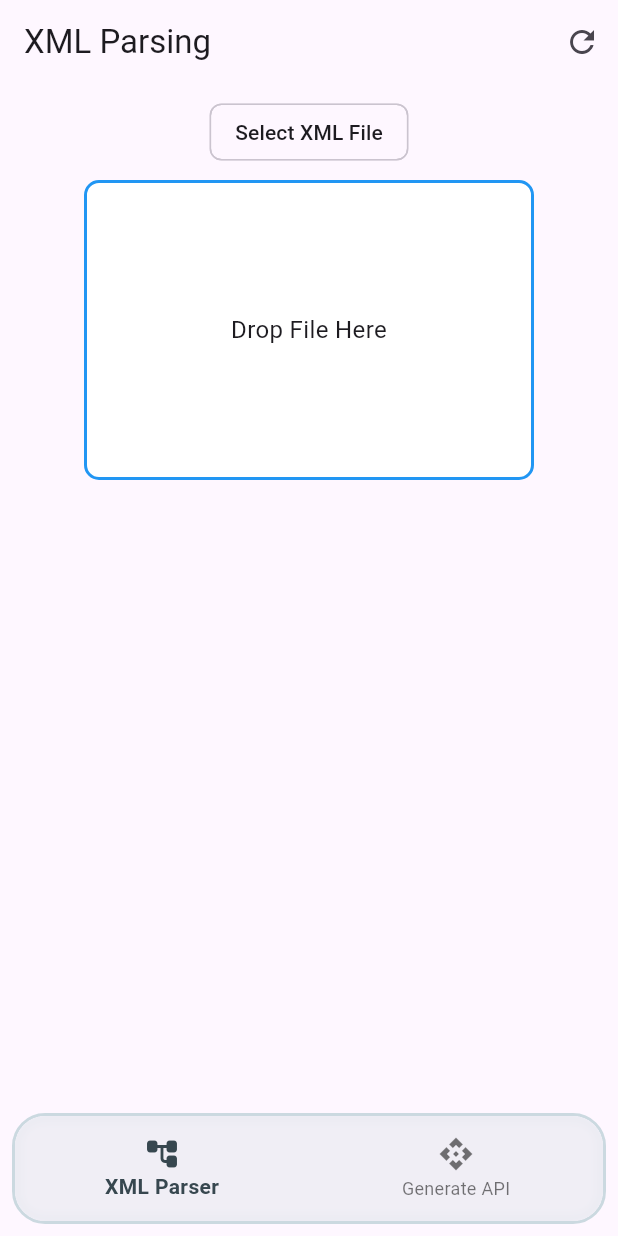
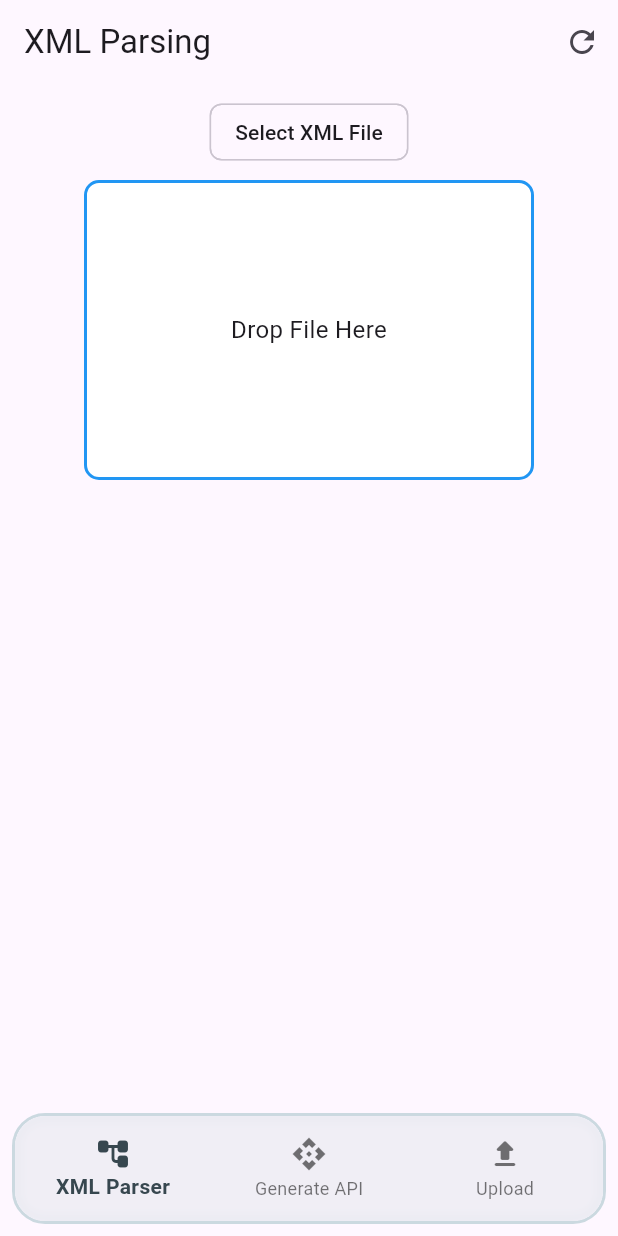
Before and after one commit to Alessandro-Alino/xml_parser, a Flutter app: the screen it shows after launch, on a phone screen of 412 x 824 dp. Run offline on Flutter 3.47's test engine with Material 3 defaults, Android fonts, the phone set to English and light mode, and no system bars; our stand-ins replace file_picker, flutter_bloc, flutter_svg, freezed_annotation, shared_preferences; missing offline and left inert: excel, super_drag_and_drop; generated files the repository leaves out were written again.

Commit message:
Create Upload File to Supabase Bucket

```diff
--- /dev/null
+++ b/lib/feature/upload/bloc/upload_bloc.dart
@@ -0,0 +1,112 @@
+import 'dart:io';
+
+import 'package:file_picker/file_picker.dart';
+import 'package:flutter/foundation.dart';
+import 'package:flutter_bloc/flutter_bloc.dart';
+import 'package:freezed_annotation/freezed_annotation.dart';
+import 'package:xml_parser/feature/upload/repo/upload_repo.dart';
+
+part 'upload_event.dart';
+
+part 'upload_state.dart';
+
+part 'upload_bloc.freezed.dart';
+
+class UploadBloc extends Bloc<UploadEvent, UploadState> {
+  final UploadRepo uploadRepo;
+
+  UploadBloc(this.uploadRepo) : super(const UploadState.initial()) {
+    on<_InitEvent>((event, emit) => _init(event, emit));
+    on<_PickFileEvent>((event, emit) => _onPickFile(event, emit));
+    on<_UploadFileEvent>((event, emit) => _uploadFile(
+        event, emit, event.filePath, event.fileWeb, event.fileName));
+  }
+
+  //-----v-----//
+  init() => add(_InitEvent());
+
+  pickFile() => add(_PickFileEvent());
+
+  uploadFile(
+          {required String filePath,
+          Uint8List? fileWeb,
+          required String fileName}) =>
+      add(_UploadFileEvent(
+          filePath: filePath, fileWeb: fileWeb, fileName: fileName));
+
+  //-----^-----//
+
+  // Select File to upload on Supabase
+  Future<void> _onPickFile(UploadEvent event, Emitter<UploadState> emit) async {
+    emit(const UploadState.loading());
+    try {
+      FilePickerResult? result = await FilePicker.platform.pickFiles();
+
+      if (result != null && result.files.isNotEmpty) {
+        // For web
+        if (kIsWeb) {
+          if (result.files.first.bytes != null) {
+            Uint8List fileBytes = result.files.first.bytes!;
+            emit(UploadState.selected(
+              file: File.fromRawPath(fileBytes),
+              fileWeb: fileBytes,
+              fileName: result.files.first.name,
+            ));
+          } else {
+            //Emit error
+          }
+        }
+        // Native Platform
+        else {
+          // Check if the path is not null
+          if (result.files.single.path != null) {
+            File file = File(result.files.single.path!);
+            emit(UploadState.selected(
+              file: file,
+              fileName: result.files.first.name,
+            ));
+          } else {
+            //Emit error
+          }
+        }
+      } else {
+        init();
+      }
+    } catch (e) {
+      emit(UploadState.error(
+          'BLOC: Errore durante la selezione del file: ${e.toString()}'));
+    }
+  }
+
+  //Upload File
+  Future<void> _uploadFile(UploadEvent event, Emitter<UploadState> emit,
+      String filePath, Uint8List? fileWeb, String fileName) async {
+    emit(const UploadState.loading());
+    try {
+      // For web
+      if (kIsWeb) {
+        Uint8List uint8List = fileWeb!;
+        await uploadRepo.uploadBytes(uint8List, fileName);
+        emit(const UploadState.uploaded());
+        await Future.delayed(const Duration(seconds: 1), () {
+          emit(const UploadState.initial());
+        });
+      }
+      // Native Platform
+      else {
+        await uploadRepo.uploadFile(filePath, fileName);
+        emit(const UploadState.uploaded());
+        await Future.delayed(const Duration(seconds: 1), () {
+          emit(const UploadState.initial());
+        });
+      }
+    } catch (e) {
+      emit(UploadState.error(
+          'BLOC: Errore durante l\'upload del file: ${e.toString()}'));
+    }
+  }
+
+  void _init(UploadEvent event, Emitter<UploadState> emit) {
+    emit(const UploadState.initial());
+  }
+}
--- /dev/null
+++ b/lib/feature/upload/bloc/upload_event.dart
@@ -0,0 +1,13 @@
+part of 'upload_bloc.dart';
+
+@freezed
+sealed class UploadEvent with _$UploadEvent {
+  const factory UploadEvent.init() = _InitEvent;
+
+  const factory UploadEvent.pickFile() = _PickFileEvent;
+
+  const factory UploadEvent.uploadFile(
+      {required String filePath,
+      Uint8List? fileWeb,
+      required String fileName}) = _UploadFileEvent;
+}
--- /dev/null
+++ b/lib/feature/upload/bloc/upload_state.dart
@@ -0,0 +1,15 @@
+part of 'upload_bloc.dart';
+
+@freezed
+sealed class UploadState with _$UploadState {
+  const factory UploadState.initial() = InitialState;
+
+  const factory UploadState.loading() = LoadingState;
+
+  const factory UploadState.selected(
+      {required File file, Uint8List? fileWeb, required String fileName}) = SelectedState;
+
+  const factory UploadState.uploaded() = UploadedState;
+
+  const factory UploadState.error(String errMex) = ErrorState;
+}
--- a/lib/feature/xml/bloc/xml_bloc.dart
+++ b/lib/feature/xml/bloc/xml_bloc.dart
@@ -132,7 +132,7 @@ class XMLBloc extends Bloc<XMLEvent, XMLState> {
       return null;
     }
 
-    // Only for Desktop Versione
+    // Only for Desktop Version
     if (item.dataReader!.canProvide(Formats.fileUri)) {
       item.dataReader!.getValue(Formats.fileUri, (value) {
         if (value != null) {
--- a/lib/home.dart
+++ b/lib/home.dart
@@ -2,6 +2,8 @@ import 'package:flutter/material.dart';
 import 'package:xml_parser/feature/api/screen/api_page.dart';
 import 'package:xml_parser/feature/xml/screen/xml_page.dart';
 import 'package:xml_parser/widget/app_nav_bar.dart';
+
+import 'feature/upload/screen/upload_page.dart';
 
 class HomePage extends StatefulWidget {
   const HomePage({super.key});
@@ -37,6 +39,7 @@ class _HomePageState extends State<HomePage> {
             children: [
               XmlPage(),
               ApiPage(),
+              UploadPage(),
             ],
           ),
         ),
--- a/lib/main.dart
+++ b/lib/main.dart
@@ -1,12 +1,17 @@
 import 'package:flutter/gestures.dart';
 import 'package:flutter/material.dart';
 import 'package:flutter_bloc/flutter_bloc.dart';
+import 'package:xml_parser/config/supabase/supabase_db.dart';
 import 'package:xml_parser/feature/api/bloc/api_bloc.dart';
+import 'package:xml_parser/feature/upload/bloc/upload_bloc.dart';
+import 'package:xml_parser/feature/upload/repo/upload_repo.dart';
 import 'package:xml_parser/feature/xml/bloc/xml_bloc.dart';
 import 'package:xml_parser/config/theme/cubit/theme_cubit.dart';
 import 'package:xml_parser/home.dart';
 
-void main() {
+void main() async {
+  WidgetsFlutterBinding.ensureInitialized();
+  await SupabaseDB.init();
   runApp(const MyApp());
 }
 
@@ -17,7 +22,13 @@ class AppProvider extends StatelessWidget {
 
   @override
   Widget build(BuildContext context) {
-    return MultiBlocProvider(
+    return MultiRepositoryProvider(
+      providers: [
+        // Supabase DB
+        RepositoryProvider<UploadRepo>(create: (context) => UploadRepo()),
+      ],
+      child:
+        MultiBlocProvider(
           providers: [
             // Theme Cubit
             BlocProvider<ThemeCubit>(create: (context) => ThemeCubit()..getTheme()),
@@ -25,8 +36,13 @@ class AppProvider extends StatelessWidget {
             BlocProvider<XMLBloc>(create: (context) => XMLBloc()),
             // API Bloc
             BlocProvider<ApiBloc>(create: (context) => ApiBloc()),
+            // Upload Bloc
+            BlocProvider<UploadBloc>(create: (context) => UploadBloc(context.read<UploadRepo>())),
+
           ],
           child: child,
+        ),
+
     );
   }
 }
--- a/lib/widget/app_nav_bar.dart
+++ b/lib/widget/app_nav_bar.dart
@@ -46,13 +46,20 @@ class AppNavBar extends StatelessWidget {
                     fontWeight: FontWeight.bold,
                   ),
                   items: [
+                    // XML PArser
                     BottomNavigationBarItem(
                       label: 'XML Parser',
                       icon: Icon(Icons.account_tree_rounded),
                     ),
+                    // Generate XML API
                     BottomNavigationBarItem(
                       label: 'Generate API',
                       icon: Icon(Icons.api),
+                    ),
+                    // Sent base64 list
+                    BottomNavigationBarItem(
+                      label: 'Upload',
+                      icon: Icon(Icons.upload_rounded),
                     ),
                   ]),
             ),
--- a/pubspec.yaml
+++ b/pubspec.yaml
@@ -40,6 +40,7 @@ dependencies:
   flutter_bloc: ^8.1.6
   path_provider: ^2.1.5
   json_annotation: ^4.9.0
+  supabase_flutter: ^2.9.0
   freezed_annotation: ^3.0.0
   shared_preferences: ^2.3.5
   super_drag_and_drop: ^0.8.24
```
Also changed, not shown: pubspec.lock, 6 other files. Lines whose indentation alone changed are shown as unchanged.
